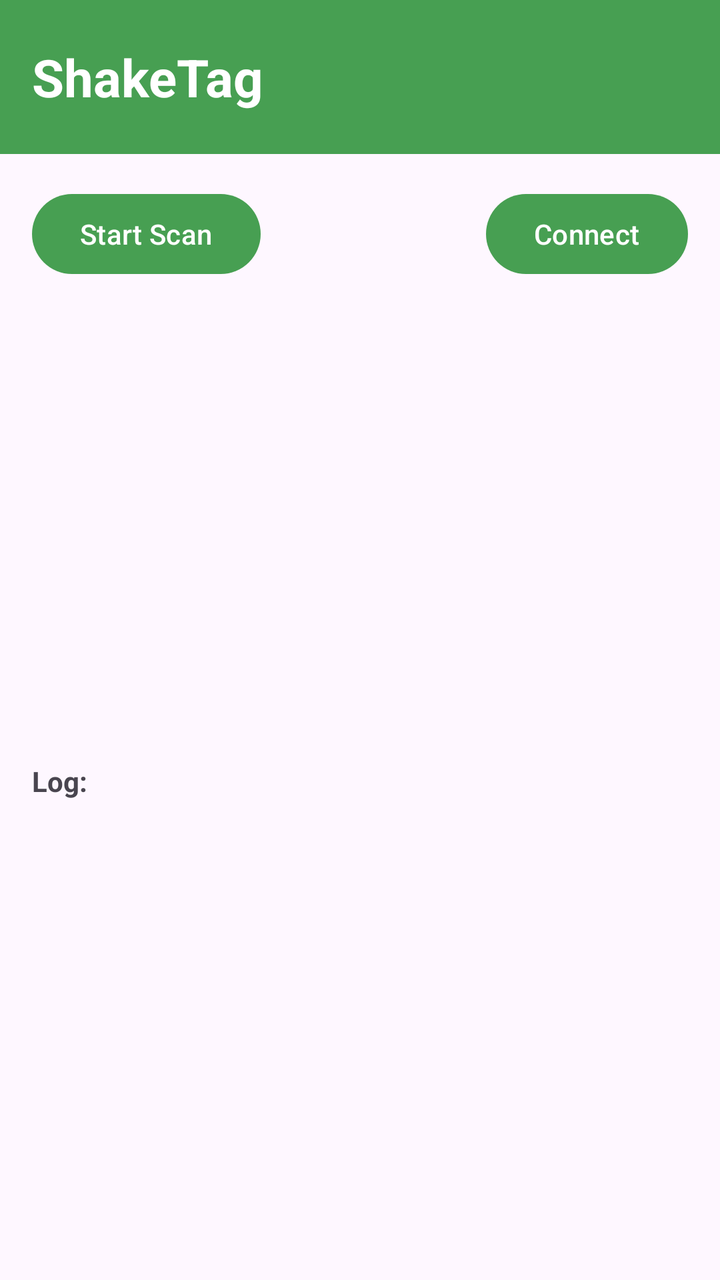
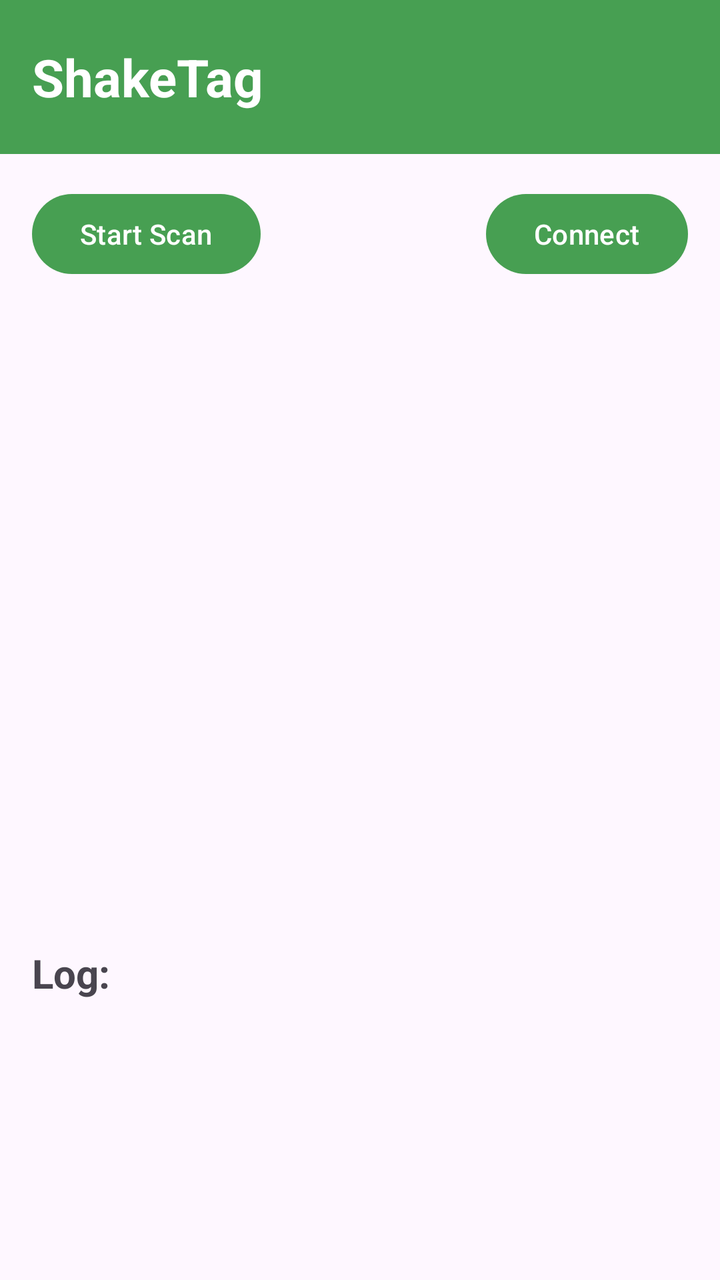

Two renders of the same Android screen: before a commit and after it. Below are the layout's source before the change and the commit's diff.
<!-- AndroidManifest.xml: application theme Theme.ShakeTag -->
<!-- res/layout/activity_add_sensor.xml -->
<?xml version="1.0" encoding="utf-8"?>
<androidx.constraintlayout.widget.ConstraintLayout xmlns:android="http://schemas.android.com/apk/res/android"
    xmlns:app="http://schemas.android.com/apk/res-auto"
    xmlns:tools="http://schemas.android.com/tools"
    android:id="@+id/main"
    android:layout_width="match_parent"
    android:layout_height="match_parent"
    tools:context=".AddSensorActivity">

    <include
        layout="@layout/toolbar"
        android:layout_width="0dp"
        android:layout_height="77dp"
        app:layout_constraintTop_toTopOf="parent"
        app:layout_constraintStart_toStartOf="parent"
        app:layout_constraintEnd_toEndOf="parent" />

    <Button
        android:id="@+id/scanButton"
        android:layout_width="wrap_content"
        android:layout_height="wrap_content"
        android:layout_margin="16dp"
        android:layout_marginStart="1dp"
        android:onClick="startOrStopScan"
        android:text="@string/start_scan"
        android:textColor="@android:color/white"
        app:backgroundTint="@color/header_green"
        app:layout_constraintStart_toStartOf="parent"
        app:layout_constraintTop_toBottomOf="@id/toolbar" />

    <Button
        android:id="@+id/connectButton"
        android:layout_width="wrap_content"
        android:layout_height="wrap_content"
        android:layout_margin="16dp"
        android:layout_marginEnd="56dp"
        android:onClick="connectSensors"
        android:text="@string/connect"
        android:textColor="@android:color/white"
        app:backgroundTint="@color/header_green"
        app:layout_constraintEnd_toEndOf="parent"
        app:layout_constraintTop_toBottomOf="@id/toolbar" />

    

    <TextView
        android:id="@+id/logLabel"
        android:layout_width="wrap_content"
        android:layout_height="wrap_content"
        android:layout_marginStart="16dp"
        android:layout_marginTop="240dp"
        android:text="@string/log_label"
        android:textStyle="bold"
        app:layout_constraintStart_toStartOf="parent"
        app:layout_constraintTop_toBottomOf="@id/scanButton" />

    <TextView
        android:id="@+id/logText"
        android:layout_width="0dp"
        android:layout_height="wrap_content"
        android:layout_margin="16dp"
        app:layout_constraintTop_toBottomOf="@id/logLabel"
        app:layout_constraintStart_toStartOf="parent"
        app:layout_constraintEnd_toEndOf="parent" />


</androidx.constraintlayout.widget.ConstraintLayout>
<!-- res/layout/toolbar.xml (included above) -->
<?xml version="1.0" encoding="utf-8"?>
<com.google.android.material.appbar.MaterialToolbar xmlns:android="http://schemas.android.com/apk/res/android"
    xmlns:app="http://schemas.android.com/apk/res-auto"
    android:id="@+id/toolbar"
    android:layout_width="match_parent"
    android:layout_height="77dp"
    android:background="@color/header_green"
    app:title="@string/app_name"
    app:titleTextAppearance="@style/ToolbarTitle" />
<!-- resources referenced by this layout -->
<resources>
  <color name="header_green">#479F52</color>
  <string name="app_name">ShakeTag</string>
  <string name="connect">Connect</string>\
  <string name="log_label">Log:</string>
  <string name="start_scan">Start Scan</string>
  <style name="ToolbarTitle" parent="TextAppearance.Material3.TitleLarge">
          <item name="android:textStyle">bold</item>
          <item name="android:textColor">@android:color/white</item>
          <item name="android:textSize">26sp</item>
      </style>
  <style name="Theme.ShakeTag" parent="Base.Theme.ShakeTag" />
  <style name="Base.Theme.ShakeTag" parent="Theme.Material3.DayNight.NoActionBar">
          
      </style>
</resources>

<!-- the commit's change to res/layout/activity_add_sensor.xml (unified diff, before → after) -->
@@ -45,11 +45,12 @@
 
     <TextView
         android:id="@+id/logLabel"
-        android:layout_width="wrap_content"
-        android:layout_height="wrap_content"
+        android:layout_width="50dp"
+        android:layout_height="27dp"
         android:layout_marginStart="16dp"
-        android:layout_marginTop="240dp"
+        android:layout_marginTop="332dp"
         android:text="@string/log_label"
+        android:textSize="20sp"
         android:textStyle="bold"
         app:layout_constraintStart_toStartOf="parent"
         app:layout_constraintTop_toBottomOf="@id/scanButton" />
